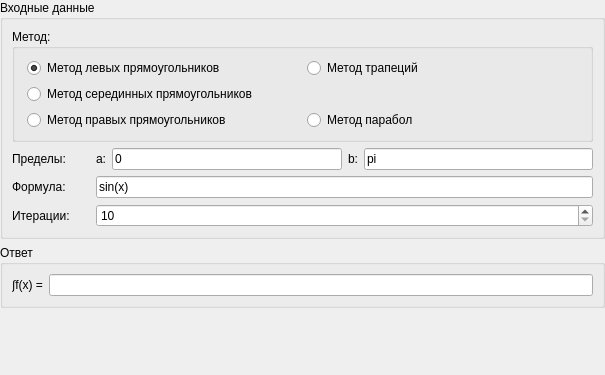
The window that Frames/integralConstStepFrame.ui (EgorAlmikeev/ProjectX) describes before a commit, drawn with Qt 5.
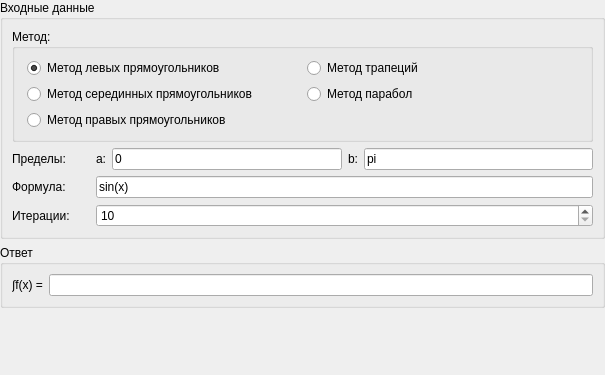
The same window after the commit.

Commit message: нормальное решение бага qt

```diff
--- a/Frames/integralConstStepFrame.ui
+++ b/Frames/integralConstStepFrame.ui
@@ -126,8 +126,14 @@
            </property>
           </widget>
          </item>
-         <item row="4" column="1">
+         <item row="3" column="1">
           <widget class="QRadioButton" name="parabolicRadioButton">
+           <property name="sizePolicy">
+            <sizepolicy hsizetype="Preferred" vsizetype="Fixed">
+             <horstretch>0</horstretch>
+             <verstretch>0</verstretch>
+            </sizepolicy>
+           </property>
            <property name="autoFillBackground">
             <bool>false</bool>
            </property>
```
Left out of the diff: 24 changed lines with no effect on the pictures.
